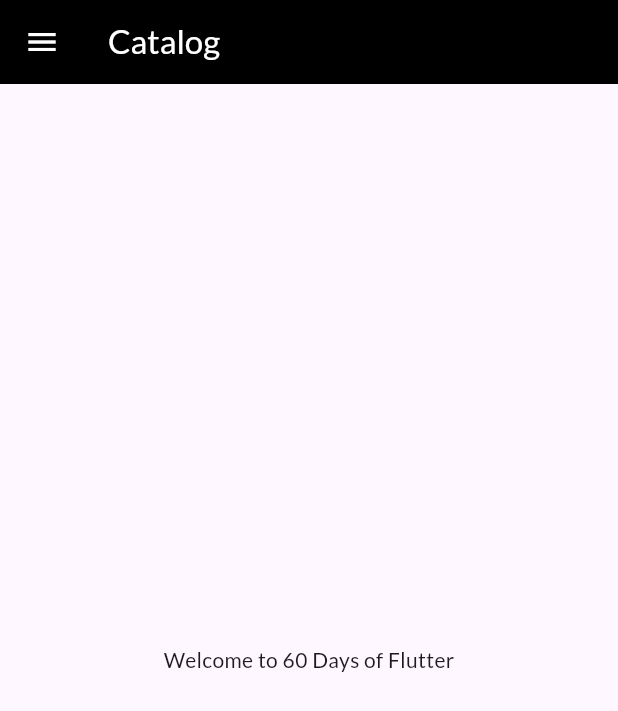
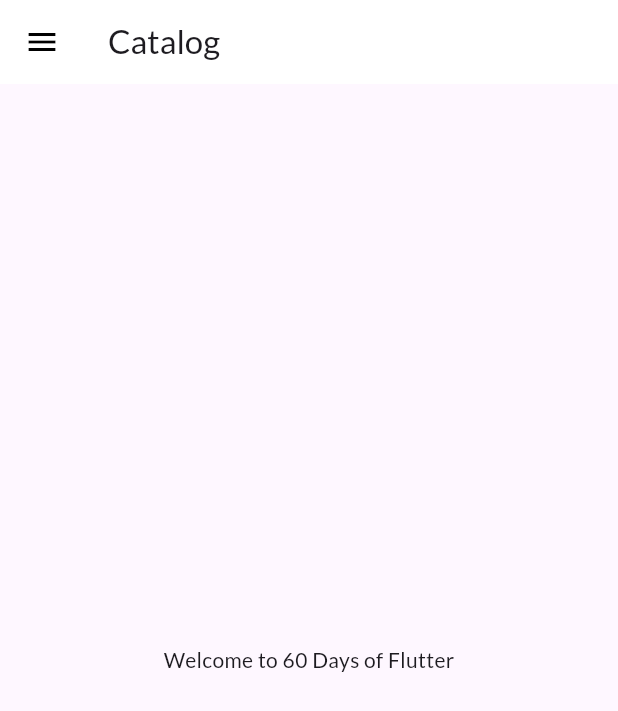
Before and after one commit to nobie30/30DaysOfFlutter, a Flutter app: the screen it shows after launch, on a phone screen of 412 x 824 dp. Shown: the top 711 px of the screen. Run offline on Flutter 3.47's test engine with Material 3 defaults, Android fonts, the phone set to English and light mode, and no system bars; our stand-ins replace google_fonts.

Commit message:
Themes Extracted

```diff
--- a/lib/main.dart
+++ b/lib/main.dart
@@ -3,6 +3,7 @@ import 'package:flutter/widgets.dart';
 import 'package:flutter_catalog/pages/homepage.dart';
 import 'package:flutter_catalog/pages/loginpage.dart';
 import 'package:flutter_catalog/util/routes.dart';
+import 'package:flutter_catalog/widgets/themes.dart';
 import 'package:google_fonts/google_fonts.dart';
 
 void main() {
@@ -15,14 +16,10 @@ class MyApp extends StatelessWidget {
   @override
   Widget build(BuildContext context) {
     return MaterialApp(
-      theme: ThemeData(
-        primarySwatch: Colors.amber,
-        fontFamily: GoogleFonts.lato().fontFamily,
-      ),
       themeMode: ThemeMode.light,
-      darkTheme: ThemeData(
-        brightness: Brightness.dark,
-      ),
+      theme: MyTheme.lightTheme(context),
+
+      darkTheme: MyTheme.darkTheme(context),
       // home: Homepage(),
 
       debugShowCheckedModeBanner: false,
--- a/lib/pages/homepage.dart
+++ b/lib/pages/homepage.dart
@@ -8,8 +8,8 @@ class Homepage extends StatelessWidget {
   Widget build(BuildContext context) {
     return Scaffold(
       appBar: AppBar(
-        backgroundColor: Colors.black,
-        foregroundColor: Colors.white,
+        // backgroundColor: Colors.black,
+        // foregroundColor: Colors.white,
         title: Text("Catalog"),
       ),
       body: Center(
--- /dev/null
+++ b/lib/widgets/themes.dart
@@ -0,0 +1,18 @@
+import 'package:flutter/material.dart';
+import 'package:google_fonts/google_fonts.dart';
+
+class MyTheme {
+  static ThemeData lightTheme(BuildContext context) => ThemeData(
+        primarySwatch: Colors.amber,
+        fontFamily: GoogleFonts.lato().fontFamily,
+        appBarTheme: AppBarTheme(
+          color: Colors.white,
+          elevation: 0.0,
+          iconTheme: IconThemeData(color: Colors.black),
+        ),
+      );
+
+  static ThemeData darkTheme(BuildContext context) => ThemeData(
+        brightness: Brightness.dark,
+      );
+}
```
